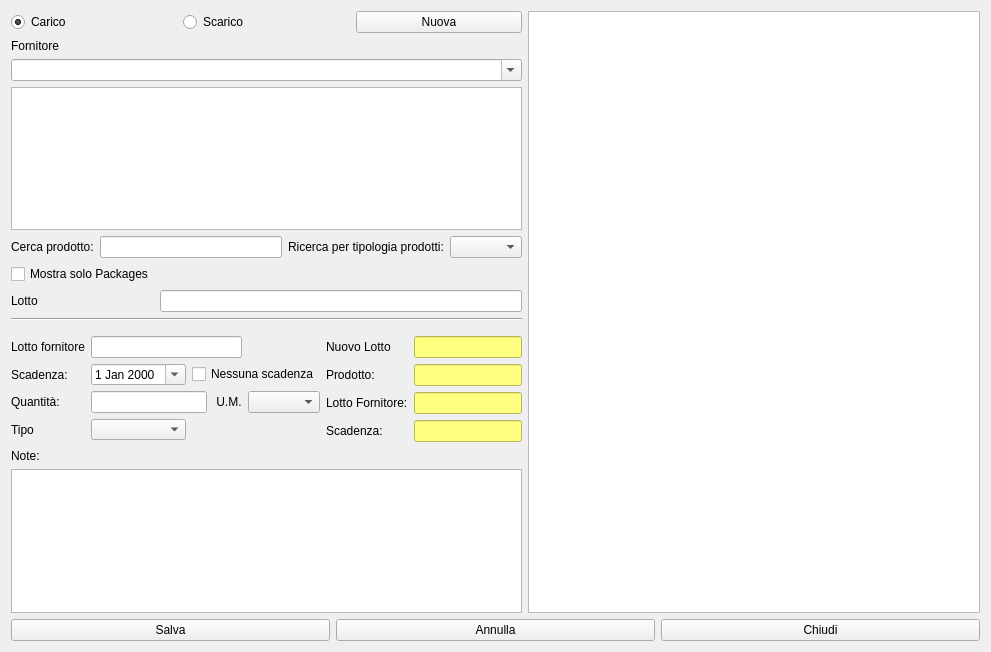
This is hnuovaoperazione.ui in fblabs/hamlet-mod-sancon as Qt 5 draws it before an edit. The edited form follows.
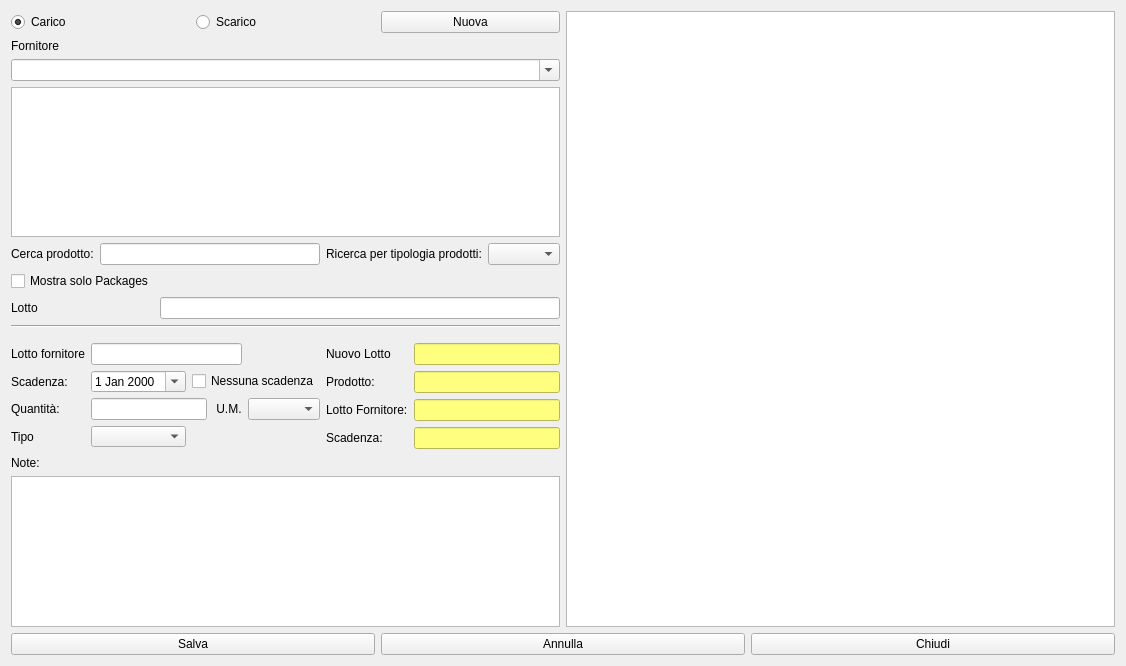
This is the edited form. Icons and pictures are not drawn.

Patch:
```diff
--- a/hnuovaoperazione.ui
+++ b/hnuovaoperazione.ui
@@ -9,12 +9,12 @@
    <rect>
     <x>0</x>
     <y>0</y>
-    <width>991</width>
-    <height>652</height>
+    <width>1126</width>
+    <height>666</height>
    </rect>
   </property>
   <property name="sizePolicy">
-   <sizepolicy hsizetype="Fixed" vsizetype="Preferred">
+   <sizepolicy hsizetype="Expanding" vsizetype="Expanding">
     <horstretch>0</horstretch>
     <verstretch>0</verstretch>
    </sizepolicy>
```
